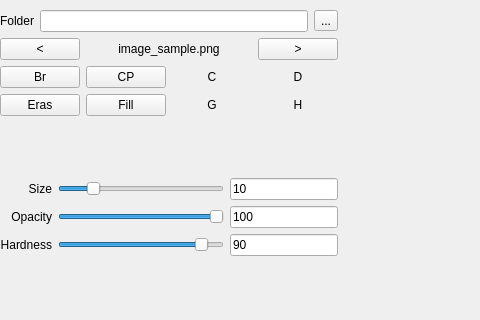
Before: the Qt Designer form form.ui in PreFX48/colorization_project, drawn with Qt 5; both pictures show x 0 to 480 and y 0 to 320 of the 1200 by 800 pixel window.
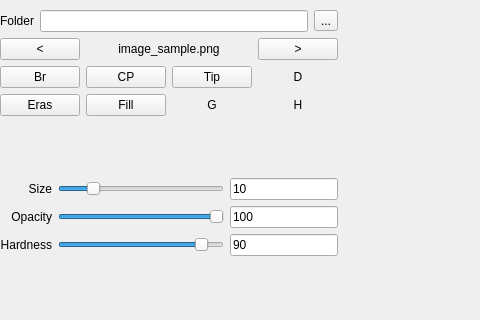
After: the same form once the commit is applied. Custom widgets are drawn as their Qt base class.

```diff
--- a/form.ui
+++ b/form.ui
@@ -111,13 +111,13 @@
              </sizepolicy>
             </property>
             <property name="text">
-             <string>C</string>
+             <string>Tip</string>
             </property>
             <property name="checkable">
              <bool>false</bool>
             </property>
             <property name="flat">
-             <bool>true</bool>
+             <bool>false</bool>
             </property>
            </widget>
           </item>
```
Left out of the diff: 2 changed lines with no effect on the pictures.
